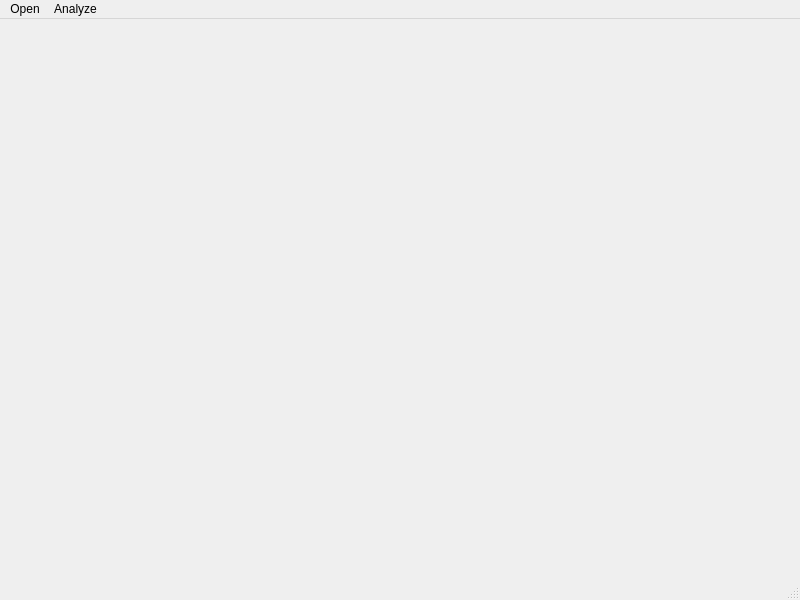
First picture: the form in titan/frontend/ui/ui_mainwindow.ui, repository rmbaur/titan, before the edit.
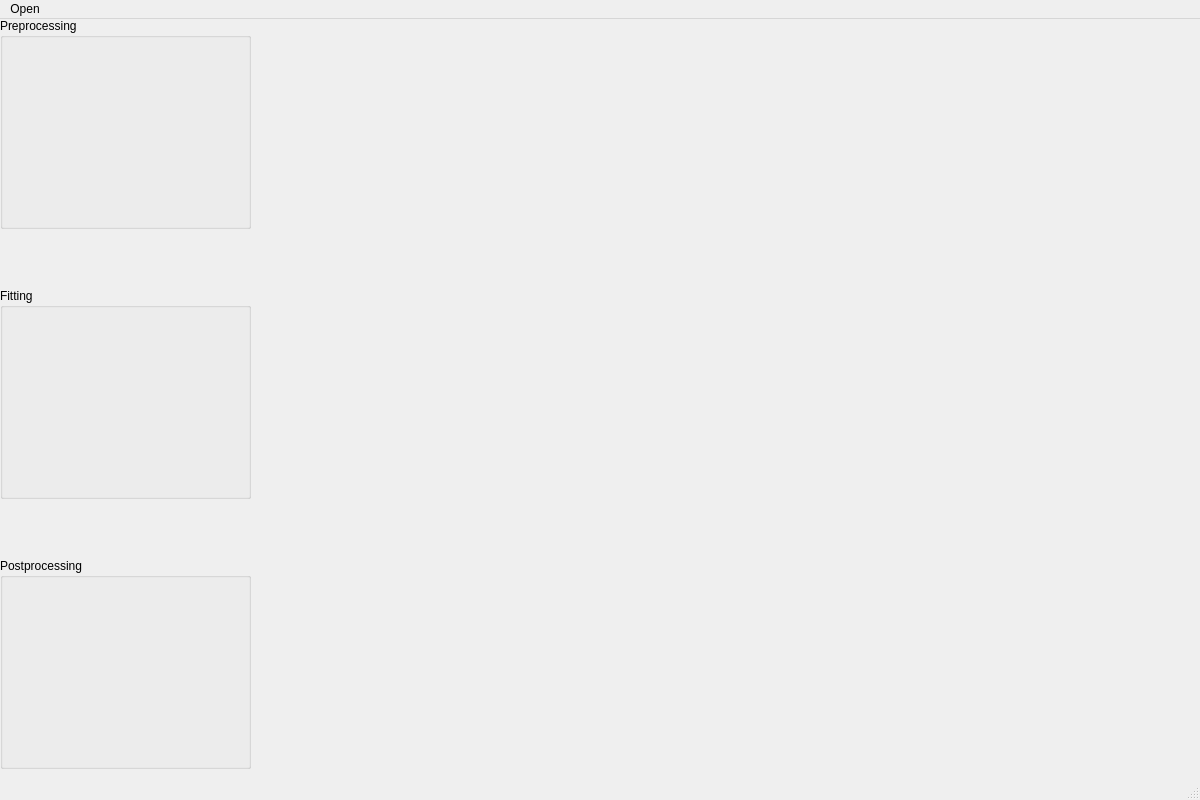
Second picture: the form after the edit.

Commit message: Remove analysis menu; sketch out analysis GroupBoxes

```diff
--- a/titan/frontend/ui/ui_mainwindow.ui
+++ b/titan/frontend/ui/ui_mainwindow.ui
@@ -6,28 +6,84 @@
    <rect>
     <x>0</x>
     <y>0</y>
-    <width>800</width>
-    <height>600</height>
+    <width>1200</width>
+    <height>800</height>
    </rect>
   </property>
+  <property name="sizePolicy">
+   <sizepolicy hsizetype="Preferred" vsizetype="Preferred">
+    <horstretch>0</horstretch>
+    <verstretch>0</verstretch>
+   </sizepolicy>
+  </property>
   <property name="windowTitle">
    <string>TITAN</string>
   </property>
   <widget class="QWidget" name="centralwidget">
+   <property name="sizePolicy">
+    <sizepolicy hsizetype="Preferred" vsizetype="Preferred">
+     <horstretch>0</horstretch>
+     <verstretch>0</verstretch>
+    </sizepolicy>
+   </property>
    <widget class="QSplitter" name="splitter">
     <property name="geometry">
      <rect>
       <x>0</x>
       <y>-1</y>
-      <width>801</width>
-      <height>551</height>
+      <width>1201</width>
+      <height>751</height>
      </rect>
     </property>
+    <property name="sizePolicy">
+     <sizepolicy hsizetype="Expanding" vsizetype="Preferred">
+      <horstretch>0</horstretch>
+      <verstretch>0</verstretch>
+     </sizepolicy>
+    </property>
     <property name="orientation">
      <enum>Qt::Horizontal</enum>
     </property>
-    <widget class="QWidget" name="verticalLayoutWidget">
-     <layout class="QVBoxLayout" name="verticallayout1"/>
+    <widget class="QWidget" name="widget" native="true">
+     <widget class="QGroupBox" name="groupBox">
+      <property name="geometry">
+       <rect>
+        <x>0</x>
+        <y>0</y>
+        <width>251</width>
+        <height>211</height>
+       </rect>
+      </property>
+      <property name="title">
+       <string>Preprocessing</string>
+      </property>
+     </widget>
+     <widget class="QGroupBox" name="groupBox_2">
+      <property name="geometry">
+       <rect>
+        <x>0</x>
+        <y>270</y>
+        <width>251</width>
+        <height>211</height>
+       </rect>
+      </property>
+      <property name="title">
+       <string>Fitting</string>
+      </property>
+     </widget>
+     <widget class="QGroupBox" name="groupBox_3">
+      <property name="geometry">
+       <rect>
+        <x>0</x>
+        <y>540</y>
+        <width>251</width>
+        <height>211</height>
+       </rect>
+      </property>
+      <property name="title">
+       <string>Postprocessing</string>
+      </property>
+     </widget>
     </widget>
    </widget>
   </widget>
@@ -36,7 +92,7 @@
     <rect>
      <x>0</x>
      <y>0</y>
-     <width>800</width>
+     <width>1200</width>
      <height>21</height>
     </rect>
    </property>
@@ -48,16 +104,7 @@
     <addaction name="actionImportImages"/>
     <addaction name="actionOpenHDF5File"/>
    </widget>
-   <widget class="QMenu" name="menuAnalyze">
-    <property name="title">
-     <string>Analyze</string>
-    </property>
-    <addaction name="actionFFT"/>
-    <addaction name="actionPCA"/>
-    <addaction name="actionGPSA"/>
-   </widget>
    <addaction name="menuOpen"/>
-   <addaction name="menuAnalyze"/>
   </widget>
   <widget class="QStatusBar" name="statusbar"/>
   <action name="actionImportSpecFile">
```
Left out of the diff: 20 changed lines with no effect on the pictures. The commit also changes 1 other file.
